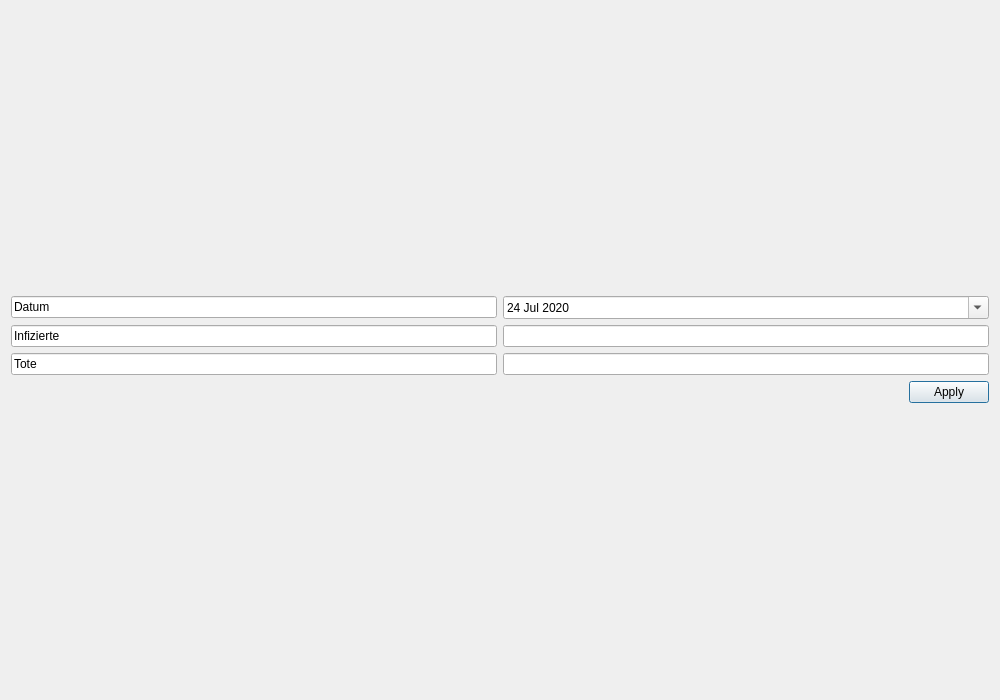
The window that src/belgien.ui (JosephBisso/Starlink) describes before a commit, drawn with Qt 5.
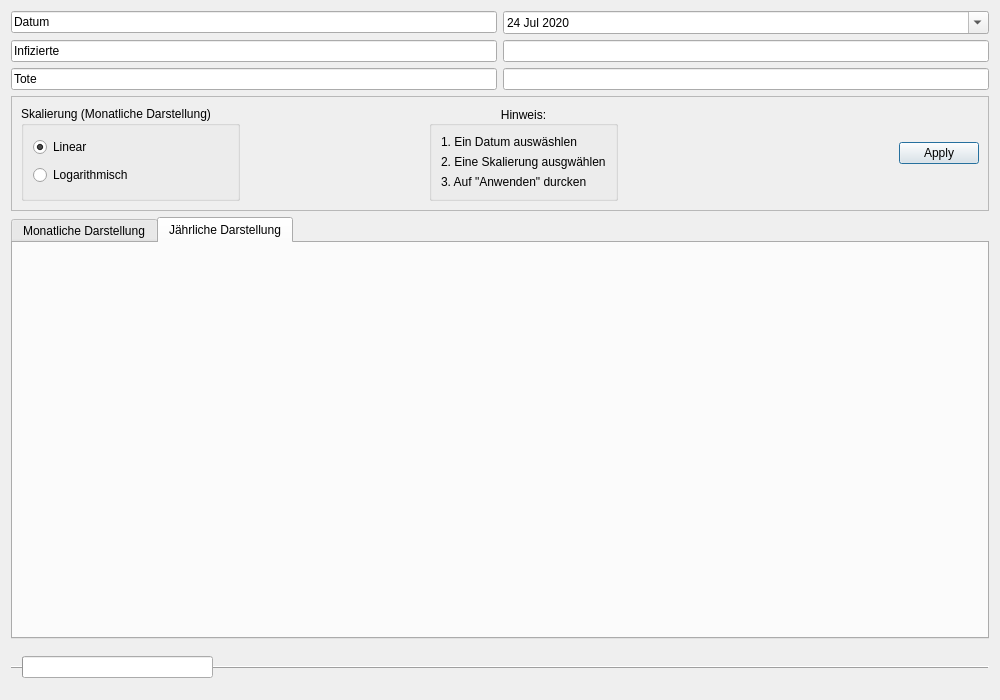
The same window after the commit.

The edit to the form file:
```diff
--- a/src/belgien.ui
+++ b/src/belgien.ui
@@ -13,29 +13,9 @@
   <property name="windowTitle">
    <string>Belgien</string>
    </property>
-   <layout class="QVBoxLayout" name="verticalLayout_2">
-    <item>
+  <layout class="QGridLayout" name="gridLayout_3">
+   <item row="0" column="0">
      <layout class="QGridLayout" name="gridLayout">
-      <item row="5" column="0">
-       <widget class="QLineEdit" name="lineEdit_5">
-        <property name="text">
-         <string>Tote</string>
-        </property>
-        <property name="readOnly">
-         <bool>true</bool>
-        </property>
-       </widget>
-      </item>
-      <item row="2" column="0">
-       <widget class="QLineEdit" name="lineEdit_3">
-        <property name="text">
-         <string>Datum</string>
-        </property>
-        <property name="readOnly">
-         <bool>true</bool>
-        </property>
-       </widget>
-      </item>
       <item row="4" column="3">
        <widget class="QLineEdit" name="lineEdit_4">
         <property name="readOnly">
@@ -43,6 +23,43 @@
         </property>
        </widget>
       </item>
+     <item row="2" column="0">
+      <widget class="QLineEdit" name="lineEdit_3">
+       <property name="text">
+        <string>Datum</string>
+       </property>
+       <property name="readOnly">
+        <bool>true</bool>
+       </property>
+      </widget>
+     </item>
+     <item row="5" column="0">
+      <widget class="QLineEdit" name="lineEdit_5">
+       <property name="text">
+        <string>Tote</string>
+       </property>
+       <property name="readOnly">
+        <bool>true</bool>
+       </property>
+      </widget>
+     </item>
+     <item row="4" column="0">
+      <widget class="QLineEdit" name="lineEdit">
+       <property name="text">
+        <string>Infizierte</string>
+       </property>
+       <property name="readOnly">
+        <bool>true</bool>
+       </property>
+      </widget>
+     </item>
+     <item row="5" column="3">
+      <widget class="QLineEdit" name="lineEdit_6">
+       <property name="readOnly">
+        <bool>true</bool>
+       </property>
+      </widget>
+     </item>
       <item row="2" column="3">
        <widget class="QDateEdit" name="dateEdit">
         <property name="readOnly">
@@ -82,34 +99,241 @@
         </property>
        </widget>
       </item>
-      <item row="5" column="3">
-       <widget class="QLineEdit" name="lineEdit_6">
-        <property name="readOnly">
-         <bool>true</bool>
-        </property>
+    </layout>
+   </item>
+   <item row="5" column="0">
+    <layout class="QVBoxLayout" name="verticalLayout">
+     <item>
+      <widget class="QTabWidget" name="tabWidget">
+       <property name="currentIndex">
+        <number>1</number>
+       </property>
+       <widget class="QWidget" name="tab">
+        <attribute name="title">
+         <string>Monatliche Darstellung</string>
+        </attribute>
+        <layout class="QGridLayout" name="gridLayout_2">
+         <item row="0" column="0">
+          <layout class="QVBoxLayout" name="verticalLayout_3"/>
+         </item>
+        </layout>
        </widget>
-      </item>
-      <item row="4" column="0">
-       <widget class="QLineEdit" name="lineEdit">
+       <widget class="QWidget" name="Tab_2">
+        <attribute name="title">
+         <string>Jährliche Darstellung</string>
+        </attribute>
+        <layout class="QVBoxLayout" name="verticalLayout_5">
+         <item>
+          <layout class="QVBoxLayout" name="verticalLayout_4"/>
+         </item>
+        </layout>
+       </widget>
+      </widget>
+     </item>
+    </layout>
+   </item>
+   <item row="2" column="0">
+    <widget class="QFrame" name="frame">
+     <property name="frameShape">
+      <enum>QFrame::StyledPanel</enum>
+     </property>
+     <property name="frameShadow">
+      <enum>QFrame::Raised</enum>
+     </property>
+     <layout class="QGridLayout" name="gridLayout_4">
+      <item row="0" column="0">
+       <widget class="QGroupBox" name="groupBox">
+        <property name="enabled">
+         <bool>true</bool>
+        </property>
+        <property name="title">
+         <string>Skalierung (Monatliche Darstellung)</string>
+        </property>
+        <property name="flat">
+         <bool>false</bool>
+        </property>
+        <property name="checkable">
+         <bool>false</bool>
+        </property>
+        <layout class="QVBoxLayout" name="verticalLayout_6">
+         <item>
+          <widget class="QRadioButton" name="skalaLiear">
         <property name="text">
-         <string>Infizierte</string>
-        </property>
-        <property name="readOnly">
+            <string>Linear</string>
+           </property>
+           <property name="checked">
          <bool>true</bool>
         </property>
        </widget>
       </item>
-      <item row="6" column="3">
+         <item>
+          <widget class="QRadioButton" name="skalaLogarithm">
+           <property name="text">
+            <string>Logarithmisch</string>
+           </property>
+          </widget>
+         </item>
+        </layout>
+       </widget>
+      </item>
+      <item row="0" column="6">
        <widget class="QDialogButtonBox" name="buttonBox">
         <property name="standardButtons">
          <set>QDialogButtonBox::Apply</set>
         </property>
+        <property name="centerButtons">
+         <bool>false</bool>
+        </property>
        </widget>
       </item>
-     </layout>
-    </item>
-    <item>
-     <layout class="QVBoxLayout" name="verticalLayout"/>
+      <item row="0" column="4">
+       <widget class="QGroupBox" name="groupBox_2">
+        <property name="title">
+         <string>Hinweis:</string>
+        </property>
+        <property name="alignment">
+         <set>Qt::AlignCenter</set>
+        </property>
+        <property name="flat">
+         <bool>false</bool>
+        </property>
+        <layout class="QGridLayout" name="gridLayout_6">
+         <item row="0" column="0">
+          <widget class="QLabel" name="label">
+           <property name="text">
+            <string>1. Ein Datum auswäshlen</string>
+           </property>
+          </widget>
+         </item>
+         <item row="1" column="0">
+          <widget class="QLabel" name="label_2">
+           <property name="text">
+            <string>2. Eine Skalierung ausgwählen</string>
+           </property>
+          </widget>
+         </item>
+         <item row="2" column="0">
+          <widget class="QLabel" name="label_3">
+           <property name="text">
+            <string>3. Auf &quot;Anwenden&quot; durcken</string>
+           </property>
+          </widget>
+         </item>
+        </layout>
+       </widget>
+      </item>
+      <item row="0" column="1">
+       <spacer name="horizontalSpacer">
+        <property name="orientation">
+         <enum>Qt::Horizontal</enum>
+        </property>
+        <property name="sizeHint" stdset="0">
+         <size>
+          <width>40</width>
+          <height>20</height>
+         </size>
+        </property>
+       </spacer>
+      </item>
+      <item row="0" column="2">
+       <widget class="Line" name="line">
+        <property name="orientation">
+         <enum>Qt::Horizontal</enum>
+        </property>
+       </widget>
+      </item>
+      <item row="0" column="5">
+       <spacer name="horizontalSpacer_2">
+        <property name="orientation">
+         <enum>Qt::Horizontal</enum>
+        </property>
+        <property name="sizeHint" stdset="0">
+         <size>
+          <width>40</width>
+          <height>20</height>
+         </size>
+        </property>
+       </spacer>
+      </item>
+     </layout>
+    </widget>
+   </item>
+   <item row="6" column="0">
+    <widget class="QFrame" name="frame_2">
+     <property name="frameShape">
+      <enum>QFrame::HLine</enum>
+     </property>
+     <property name="frameShadow">
+      <enum>QFrame::Raised</enum>
+     </property>
+     <layout class="QGridLayout" name="gridLayout_5">
+      <item row="0" column="3">
+       <spacer name="horizontalSpacer_4">
+        <property name="orientation">
+         <enum>Qt::Horizontal</enum>
+        </property>
+        <property name="sizeHint" stdset="0">
+         <size>
+          <width>40</width>
+          <height>20</height>
+         </size>
+        </property>
+       </spacer>
+      </item>
+      <item row="0" column="0">
+       <widget class="QProgressBar" name="progressBar">
+        <property name="value">
+         <number>0</number>
+        </property>
+        <property name="textVisible">
+         <bool>false</bool>
+        </property>
+        <property name="orientation">
+         <enum>Qt::Horizontal</enum>
+        </property>
+       </widget>
+      </item>
+      <item row="0" column="4">
+       <spacer name="horizontalSpacer_3">
+        <property name="orientation">
+         <enum>Qt::Horizontal</enum>
+        </property>
+        <property name="sizeHint" stdset="0">
+         <size>
+          <width>40</width>
+          <height>20</height>
+         </size>
+        </property>
+       </spacer>
+      </item>
+      <item row="0" column="2">
+       <spacer name="horizontalSpacer_5">
+        <property name="orientation">
+         <enum>Qt::Horizontal</enum>
+        </property>
+        <property name="sizeHint" stdset="0">
+         <size>
+          <width>40</width>
+          <height>20</height>
+         </size>
+        </property>
+       </spacer>
+      </item>
+      <item row="0" column="1">
+       <spacer name="horizontalSpacer_6">
+        <property name="orientation">
+         <enum>Qt::Horizontal</enum>
+        </property>
+        <property name="sizeHint" stdset="0">
+         <size>
+          <width>40</width>
+          <height>20</height>
+         </size>
+        </property>
+       </spacer>
+      </item>
+     </layout>
+    </widget>
     </item>
    </layout>
   </widget>
```
Lines whose indentation alone changed are shown as unchanged.
